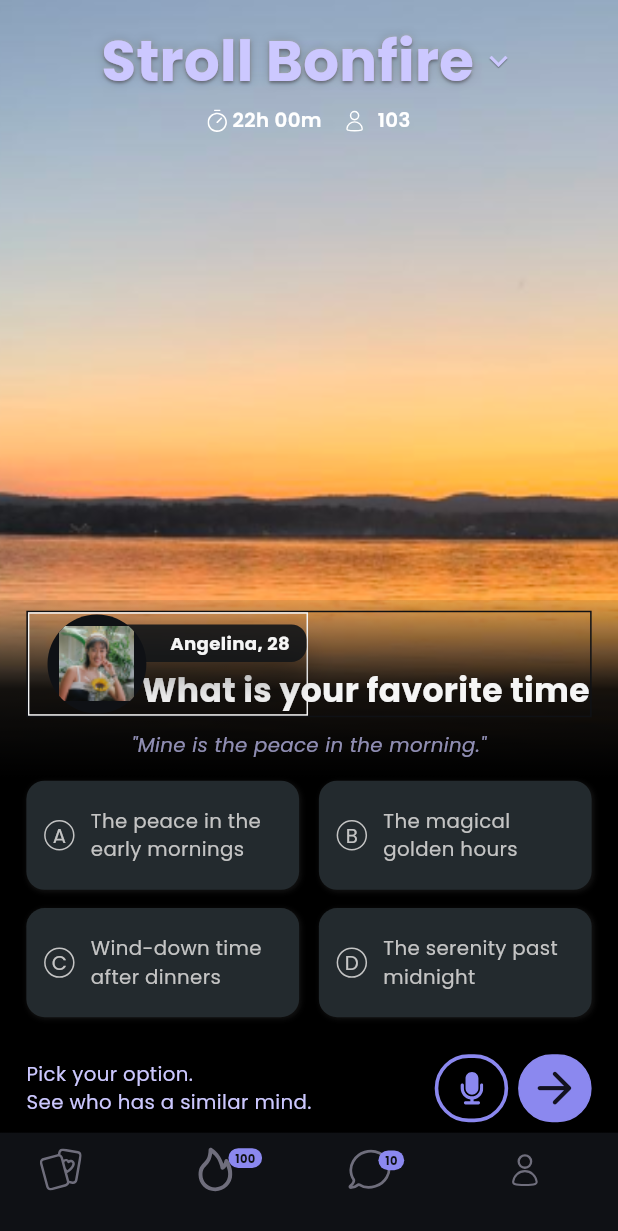
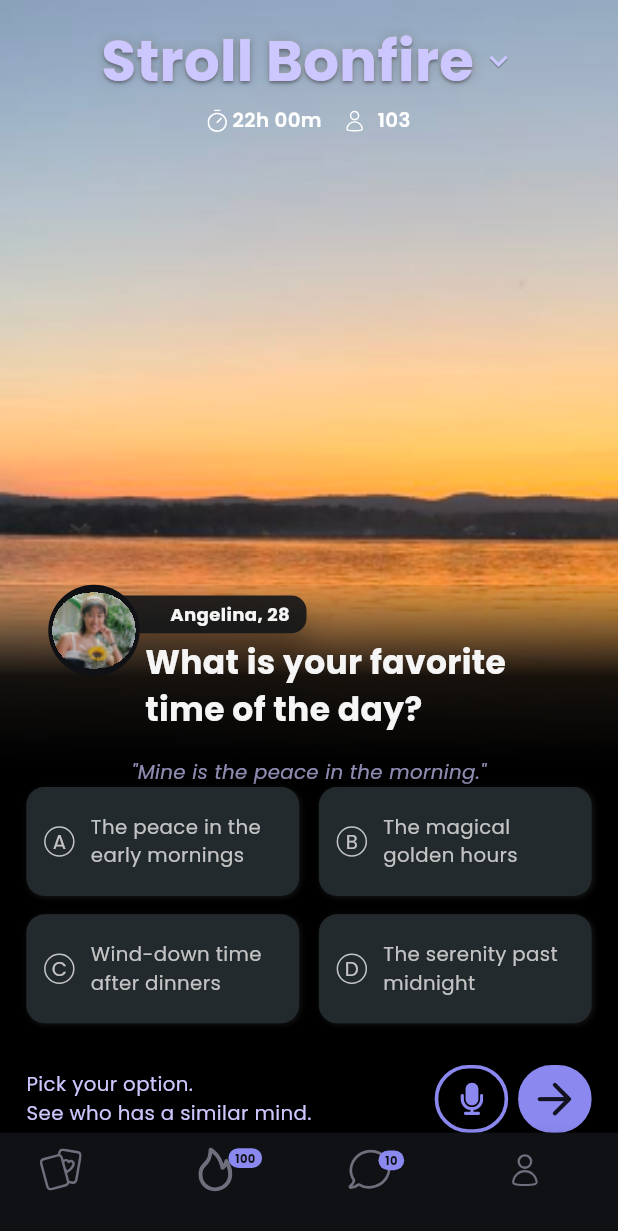
Before and after one commit to ogunkapc/stroll-bonfire, a Flutter app: the screen it shows after launch, on a phone screen of 412 x 824 dp. Shown: the top 1231 px of the screen. Run offline on Flutter 3.47's test engine with Material 3 defaults, Android fonts, the phone set to English and light mode, and no system bars; our stand-ins replace flutter_screenutil, flutter_svg, google_fonts.

Commit message:
refactor(UI): final HomeScreen layout with bottom nav and dynamic content

```diff
--- a/lib/home/home_screen.dart
+++ b/lib/home/home_screen.dart
@@ -138,7 +138,8 @@
             left: 0,
             right: 0,
             child: Container(
-              height: 350.h,
+              height: 360.h,
+              width: double.infinity,
               decoration: BoxDecoration(
                 gradient: LinearGradient(
                   begin: Alignment.bottomCenter,
@@ -155,40 +156,16 @@
                 ),
               ),
               child: Padding(
-                padding: EdgeInsets.symmetric(horizontal: 16.w, vertical: 7.h),
+                padding: EdgeInsets.symmetric(horizontal: 16.w),
                 child: Column(
-                  crossAxisAlignment: CrossAxisAlignment.stretch,
+                  crossAxisAlignment: CrossAxisAlignment.start,
                   children: [
-                    Container(
-                      decoration: BoxDecoration(
-                          border:
-                              Border.all(color: AppColors.bottomNavBarColor)),
+                    SizedBox(
+                      height: 105.h,
+                      width: double.infinity,
                       child: Stack(
                         children: [
-                          Positioned(
-                            top: 36.h,
-                            left: 69.w,
-                            right: 0,
-                            child: Row(
-                              children: [
-                                Expanded(
-                                  child: Text(
-                                    'What is your favorite time of the day?',
-                                    style: TextStyle(
-                                      color: AppColors.questionTextColor,
-                                      fontSize: 20.sp,
-                                      fontWeight: FontWeight.w700,
-                                    ),
-                                  ),
-                                ),
-                              ],
-                            ),
-                          ),
-                          Container(
-                            decoration: BoxDecoration(
-                                border: Border.all(
-                              color: AppColors.questionTextColor,
-                            )),
+                          SizedBox(
                             width: 170.w,
                             child: Stack(
                               children: [
@@ -236,22 +213,40 @@
                                   ),
                                 ),
                                 Container(
-                                  height: 66.h,
+                                  height: 60.h,
                                   width: 60.w,
                                   margin: EdgeInsets.only(left: 11.w),
                                   padding: EdgeInsets.all(5.r),
                                   decoration: const BoxDecoration(
                                     shape: BoxShape.circle,
                                     color: AppColors.textBlack,
-                                    image: DecorationImage(
-                                        image: AssetImage(AppImages.joeyImage)),
                                   ),
-                                  // child: Image.asset(
-                                  //   AppImages.joeyImage,
-                                  //   fit: BoxFit.cover,
-                                  // ),
+                                  child: ClipRRect(
+                                    clipBehavior: Clip.hardEdge,
+                                    borderRadius: BorderRadius.circular(100.r),
+                                    child: Image.asset(
+                                      AppImages.joeyImage,
+                                      fit: BoxFit.cover,
+                                    ),
+                                  ),
                                 )
                               ],
+                            ),
+                          ),
+                          Positioned(
+                            top: 36.h,
+                            left: 72.w,
+                            right: 5.w,
+                            child: SizedBox(
+                              width: double.infinity,
+                              child: Text(
+                                'What is your favorite time of the day?',
+                                style: TextStyle(
+                                  color: AppColors.questionTextColor,
+                                  fontSize: 20.sp,
+                                  fontWeight: FontWeight.w700,
+                                ),
+                              ),
                             ),
                           ),
                         ],
@@ -260,7 +255,8 @@
                     SizedBox(
                       height: 9.h,
                     ),
-                    Text(
+                    Center(
+                      child: Text(
                         '"Mine is the peace in the morning."',
                         style: TextStyle(
                           color: AppColors.answerTextColor,
@@ -269,8 +265,6 @@
                         ),
                         textAlign: TextAlign.center,
                       ),
-                    SizedBox(
-                      height: 14.h,
                     ),
                     const QuestionOptions(),
                     SizedBox(
--- a/lib/utils/app_images.dart
+++ b/lib/utils/app_images.dart
@@ -3,7 +3,6 @@
 
   //! Images
   static const String background = 'assets/images/background_image.png';
-  static const String fadeBackground = 'assets/images/bottom_gradient.jpg';
   static const String joeyImage = 'assets/images/Joey.png';
 
   //! Icons
```
Also changed, not shown: assets/images/bottom_gradient.jpg (deleted), assets/images/fade.jpg (deleted). Lines whose indentation alone changed are shown as unchanged.
